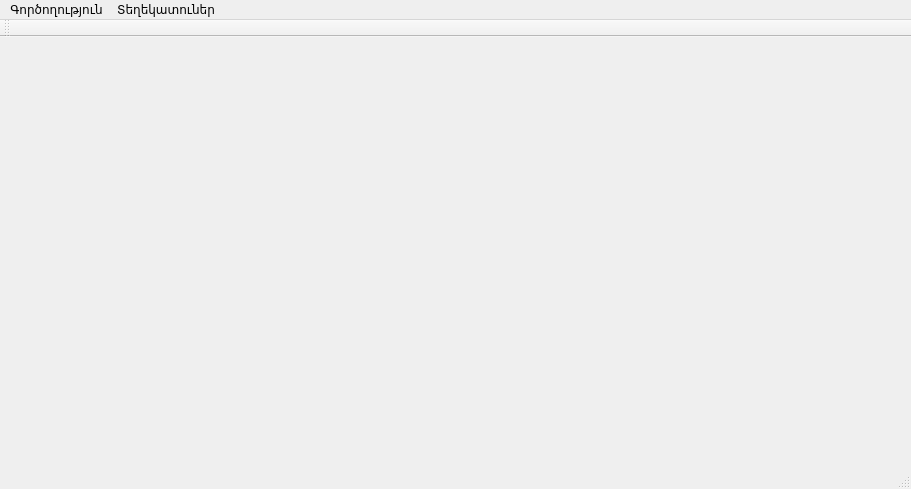
This is mainwindow.ui in AndranikHovhannisyan/Tourniquets as Qt 5 draws it before an edit. The edited form follows.
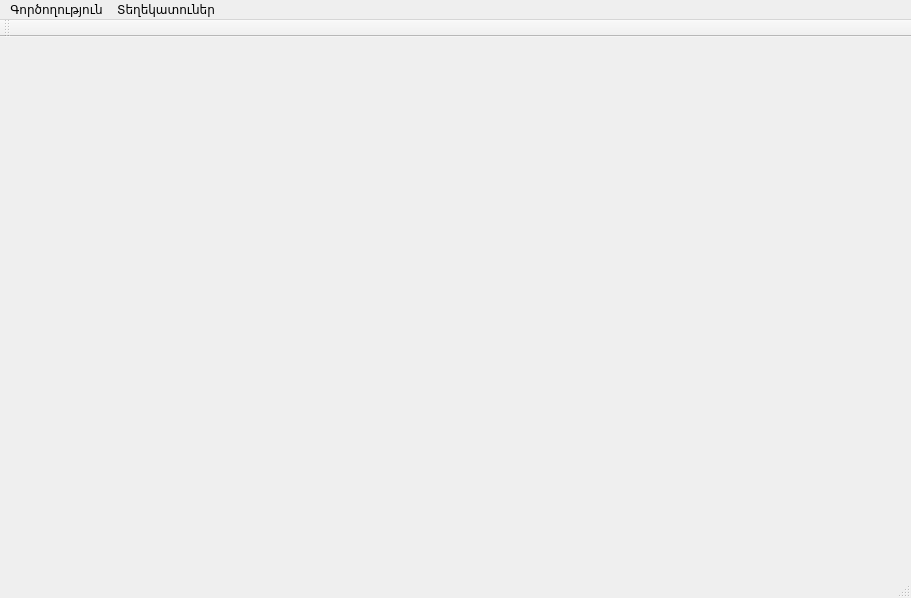
This is the edited form.

Commit message: phone number changes

Patch:
```diff
--- a/mainwindow.ui
+++ b/mainwindow.ui
@@ -7,7 +7,7 @@
     <x>0</x>
     <y>0</y>
     <width>911</width>
-    <height>489</height>
+    <height>598</height>
    </rect>
   </property>
   <property name="windowTitle">
```
The commit also changes 2 other files.
